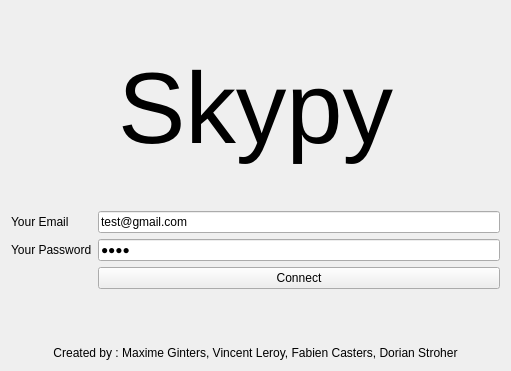
This is src/client/widgetlogin.ui in wayt/Skypy as Qt 5 draws it before an edit. The edited form follows.
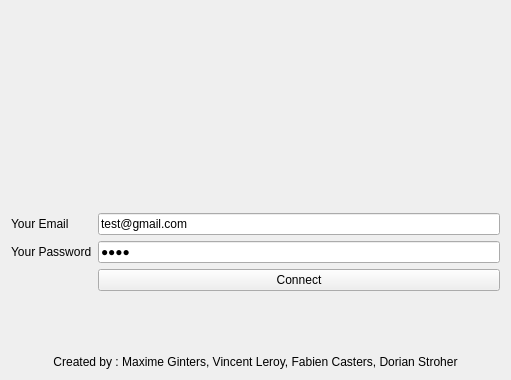
This is the edited form. Icons and pictures are not drawn.

Commit message: Add Skypy logo

What changed in the file:
```diff
--- a/src/client/widgetlogin.ui
+++ b/src/client/widgetlogin.ui
@@ -7,7 +7,7 @@
     <x>0</x>
     <y>0</y>
     <width>511</width>
-    <height>371</height>
+    <height>380</height>
    </rect>
   </property>
   <property name="windowTitle">
@@ -38,7 +38,10 @@
       </font>
      </property>
      <property name="text">
-      <string>Skypy</string>
+      <string/>
+     </property>
+     <property name="pixmap">
+      <pixmap resource="Ressources.qrc">:/images/logo.png</pixmap>
      </property>
      <property name="alignment">
       <set>Qt::AlignCenter</set>
```
Left out of the diff: 4 changed lines with no effect on the pictures. The commit also changes 3 other files.
